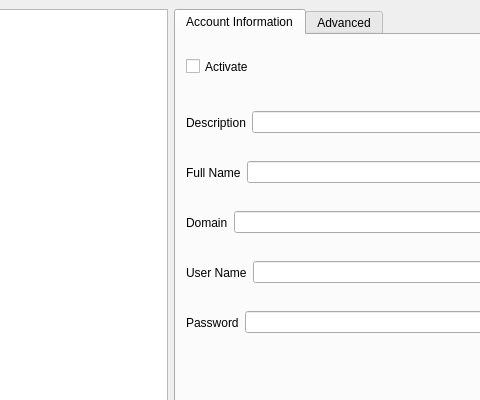
The window that src/ui/settings.ui (StefanYohansson/ktelephone) describes before a commit, drawn with Qt 5; both pictures show x 97 to 577 and y 0 to 400 of the 684 by 514 pixel window.
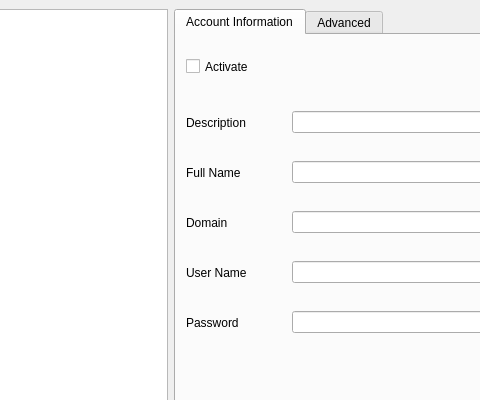
The same window after the commit.

Commit message: improve settings account info look and feel

```diff
--- a/src/ui/settings.ui
+++ b/src/ui/settings.ui
@@ -75,6 +75,12 @@
                                         <layout class="QHBoxLayout" name="horizontalLayout_2">
                                             <item>
                                                 <widget class="QLabel" name="label">
+             <property name="minimumSize">
+              <size>
+               <width>100</width>
+               <height>0</height>
+              </size>
+             </property>
                                                     <property name="text">
                                                         <string>Description</string>
                                                     </property>
@@ -97,6 +103,12 @@
                                         <layout class="QHBoxLayout" name="horizontalLayout_3">
                                             <item>
                                                 <widget class="QLabel" name="label_2">
+             <property name="minimumSize">
+              <size>
+               <width>100</width>
+               <height>0</height>
+              </size>
+             </property>
                                                     <property name="text">
                                                         <string>Full Name</string>
                                                     </property>
@@ -119,6 +131,12 @@
                                         <layout class="QHBoxLayout" name="horizontalLayout_4">
                                             <item>
                                                 <widget class="QLabel" name="label_3">
+             <property name="minimumSize">
+              <size>
+               <width>100</width>
+               <height>0</height>
+              </size>
+             </property>
                                                     <property name="text">
                                                         <string>Domain</string>
                                                     </property>
@@ -141,6 +159,12 @@
                                         <layout class="QHBoxLayout" name="horizontalLayout_5">
                                             <item>
                                                 <widget class="QLabel" name="label_4">
+             <property name="minimumSize">
+              <size>
+               <width>100</width>
+               <height>0</height>
+              </size>
+             </property>
                                                     <property name="text">
                                                         <string>User Name</string>
                                                     </property>
@@ -163,6 +187,12 @@
                                         <layout class="QHBoxLayout" name="horizontalLayout_6">
                                             <item>
                                                 <widget class="QLabel" name="label_5">
+             <property name="minimumSize">
+              <size>
+               <width>100</width>
+               <height>0</height>
+              </size>
+             </property>
                                                     <property name="text">
                                                         <string>Password</string>
                                                     </property>
```
Left out of the diff: 3 changed lines with no effect on the pictures. Lines whose indentation alone changed are shown as unchanged.
